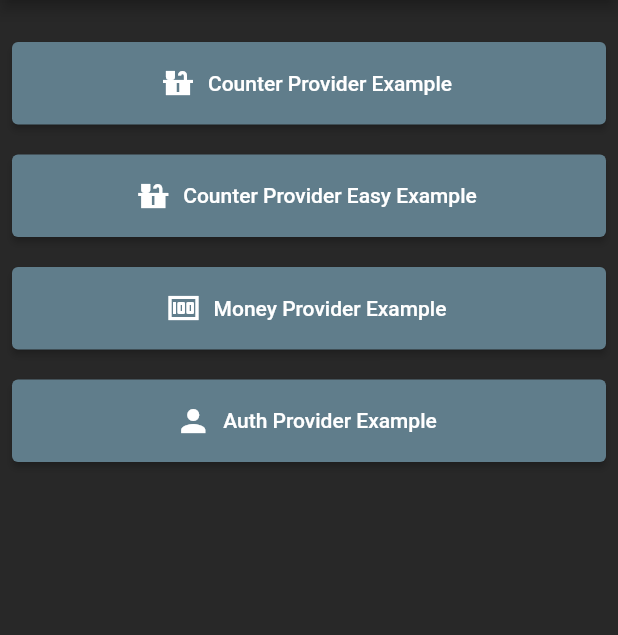
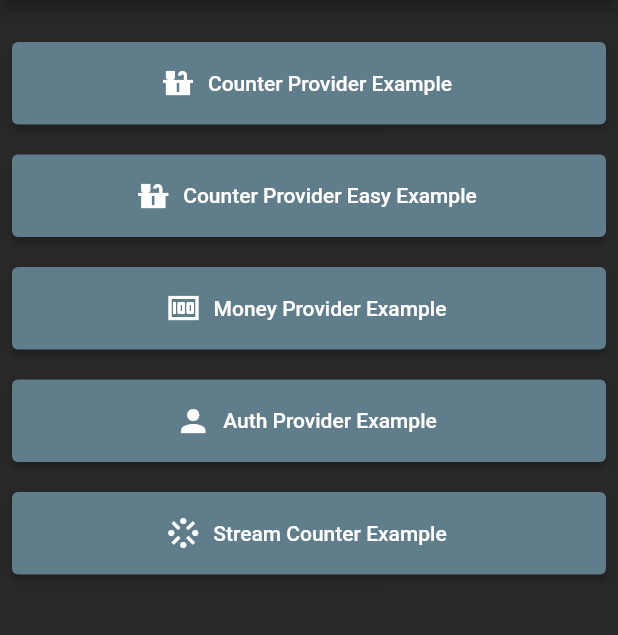
Before and after one commit to hamdiituu/flutter-provider-stream-bloc-tutorial, a Flutter app: the screen it shows after launch, on a phone screen of 412 x 824 dp, the part 84-719 px from its top. Run offline on Flutter 3.47's test engine with Material 2 defaults, Android fonts, the light colour scheme and no system bars.

Commit message:
stream add

```diff
--- a/lib/main.dart
+++ b/lib/main.dart
@@ -6,6 +6,7 @@ import 'package:provider_bloc_tutorial/pages/counter_provider_easy_example_page.
 import 'package:provider_bloc_tutorial/pages/counter_provider_example_page.dart';
 import 'package:provider_bloc_tutorial/pages/main_page.dart';
 import 'package:provider_bloc_tutorial/pages/money_provider_example_page.dart';
+import 'package:provider_bloc_tutorial/pages/stream_counter_example_page.dart';
 import 'package:provider_bloc_tutorial/providers/auth_provider.dart';
 import 'package:provider_bloc_tutorial/providers/counter_provider.dart';
 import 'package:provider_bloc_tutorial/providers/money_provider.dart';
@@ -56,7 +57,8 @@ class MyApp extends StatelessWidget {
                 print("yönlendirildi!");
                 return AuthProviderExamplePage();
               }
-            }
+            },
+            '/stream_counter_example': (context) => StreamCounterExample()
           },
         ),
       );
--- a/lib/pages/main_page.dart
+++ b/lib/pages/main_page.dart
@@ -57,7 +57,18 @@ class MainPage extends StatelessWidget {
                   Navigator.of(context).pushNamed('/auth_provider_example');
                 },
                 icon: const Icon(Icons.person),
-                label: const Text('Auth Provider Example'))
+                label: const Text('Auth Provider Example')),
+            const SizedBox(
+              height: 20,
+            ),
+            ElevatedButton.icon(
+                style: ElevatedButton.styleFrom(
+                    minimumSize: const Size(double.infinity, 55)),
+                onPressed: () {
+                  Navigator.of(context).pushNamed('/stream_counter_example');
+                },
+                icon: const Icon(Icons.stream),
+                label: const Text('Stream Counter Example'))
           ],
         ),
       ),
```
Also changed, not shown: lib/pages/stream_counter_example_page.dart (added, +56 -0 lines).
